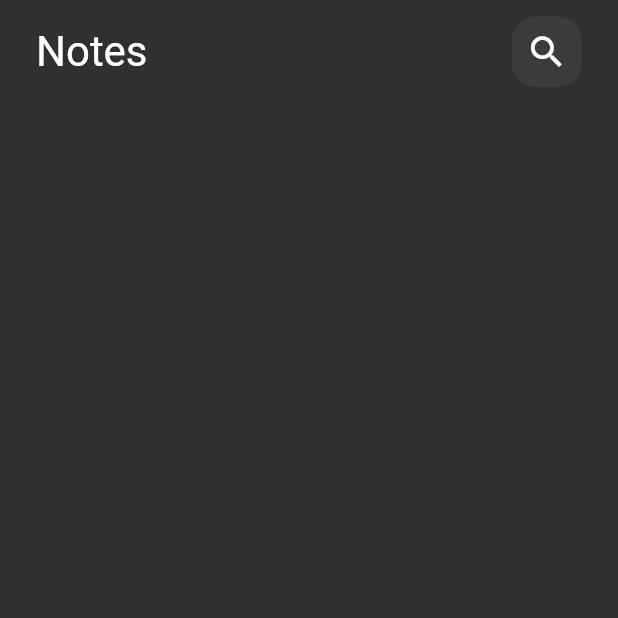
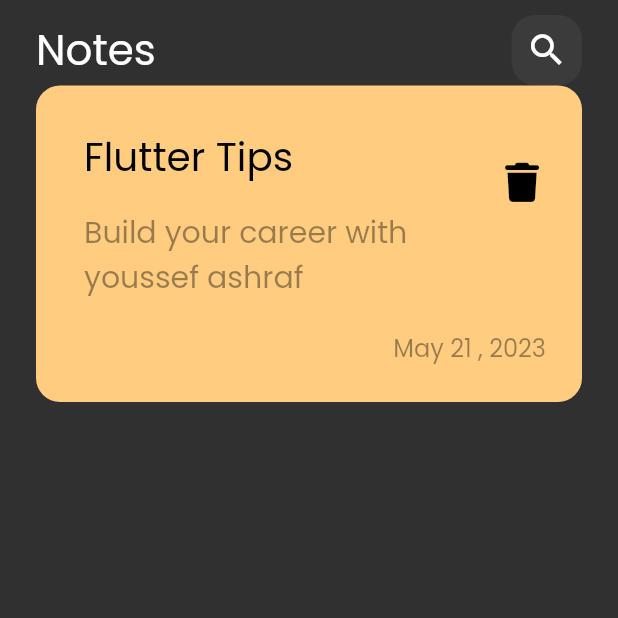
Before and after one commit to eljohnnyy/Note, a Flutter app: the screen it shows after launch, on a phone screen of 412 x 824 dp, the top half of it. Run offline on Flutter 3.47's test engine with Material 2 defaults, Android fonts, the phone set to English and light mode, and no system bars; our stand-ins replace font_awesome_flutter.

Commit message:
create assets and update  widgets

```diff
--- a/lib/main.dart
+++ b/lib/main.dart
@@ -13,8 +13,12 @@ class NotesApp extends StatelessWidget {
     return SafeArea(
       child: MaterialApp(
         debugShowCheckedModeBanner: false,
-        theme: ThemeData.dark(),
+
+        theme: ThemeData(brightness: Brightness.dark,fontFamily: 'Poppins'),
+
+
         home:const NotesView(),
+
       ),
     );
   }
--- /dev/null
+++ b/lib/widget/note_item.dart
@@ -0,0 +1,37 @@
+import 'package:flutter/material.dart';
+import 'package:font_awesome_flutter/font_awesome_flutter.dart';
+
+class NoteItem extends StatelessWidget {
+  const NoteItem({super.key});
+
+  @override
+  Widget build(BuildContext context) {
+    return Container(
+      padding:const EdgeInsets.only(top: 24,bottom: 24,left: 16),
+      decoration: BoxDecoration(
+        color:const Color(0xffFFCC80),
+        borderRadius: BorderRadius.circular(16)
+      ),
+      child:  Column(
+        crossAxisAlignment: CrossAxisAlignment.end,
+children: [
+ListTile(
+
+  title:const Text('Flutter Tips',style: TextStyle(color: Colors.black,fontSize: 26),),
+  subtitle: Padding(
+    padding: const EdgeInsets.only(top: 16,bottom: 16),
+    child: Text('Build your career with youssef ashraf',style: TextStyle(color: Colors.black.withOpacity(0.4),fontSize: 20),),
+  ),
+  trailing: IconButton(onPressed: (){}, icon:const Icon(FontAwesomeIcons.trash,color: Colors.black,size: 26,)),
+),
+ Padding(
+   padding: const EdgeInsets.only(right: 24),
+   child: Text('May 21 , 2023',style: TextStyle(color: Colors.black.withOpacity(0.4),fontSize: 16),),
+ )
+
+],
+
+      ),
+    );
+  }
+}
--- a/lib/widget/notes_view_body.dart
+++ b/lib/widget/notes_view_body.dart
@@ -1,5 +1,6 @@
 import 'package:flutter/cupertino.dart';
 import 'package:note/widget/app_bar.dart';
+import 'package:note/widget/note_item.dart';
 
 class NotesViewBody extends StatelessWidget {
   const NotesViewBody({super.key});
@@ -9,8 +10,9 @@ class NotesViewBody extends StatelessWidget {
     return const Padding(
       padding: EdgeInsets.symmetric(horizontal: 24),
       child:  Column(children: [
-        SizedBox(height: 11,),
+        SizedBox(height: 10,),
         AppBar(),
+        NoteItem(),
 
 
       ],),
--- a/lib/widget/search_icon.dart
+++ b/lib/widget/search_icon.dart
@@ -1,4 +1,4 @@
-import 'package:flutter/cupertino.dart';
+
 import 'package:flutter/material.dart';
 
 class SearchIcon extends StatelessWidget {
```
Also changed, not shown: pubspec.yaml (+8 -23 lines), assets/Poppins-Regular.ttf (added), pubspec.lock.
